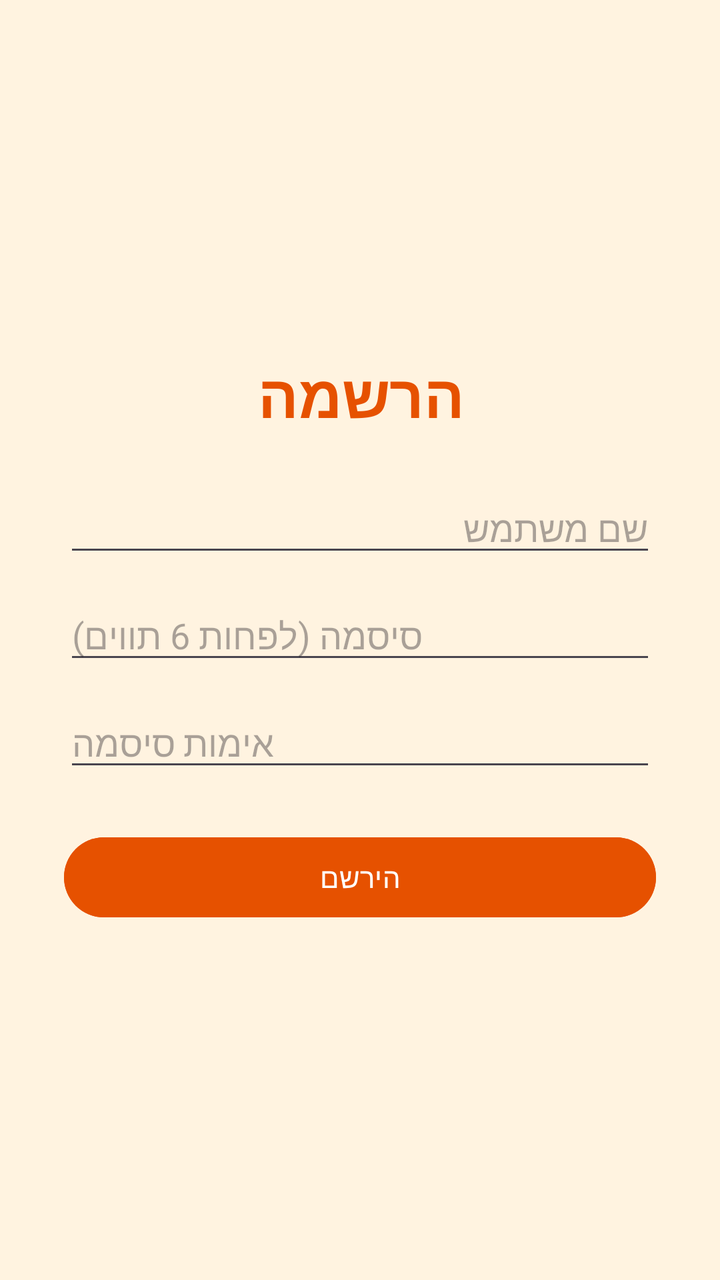
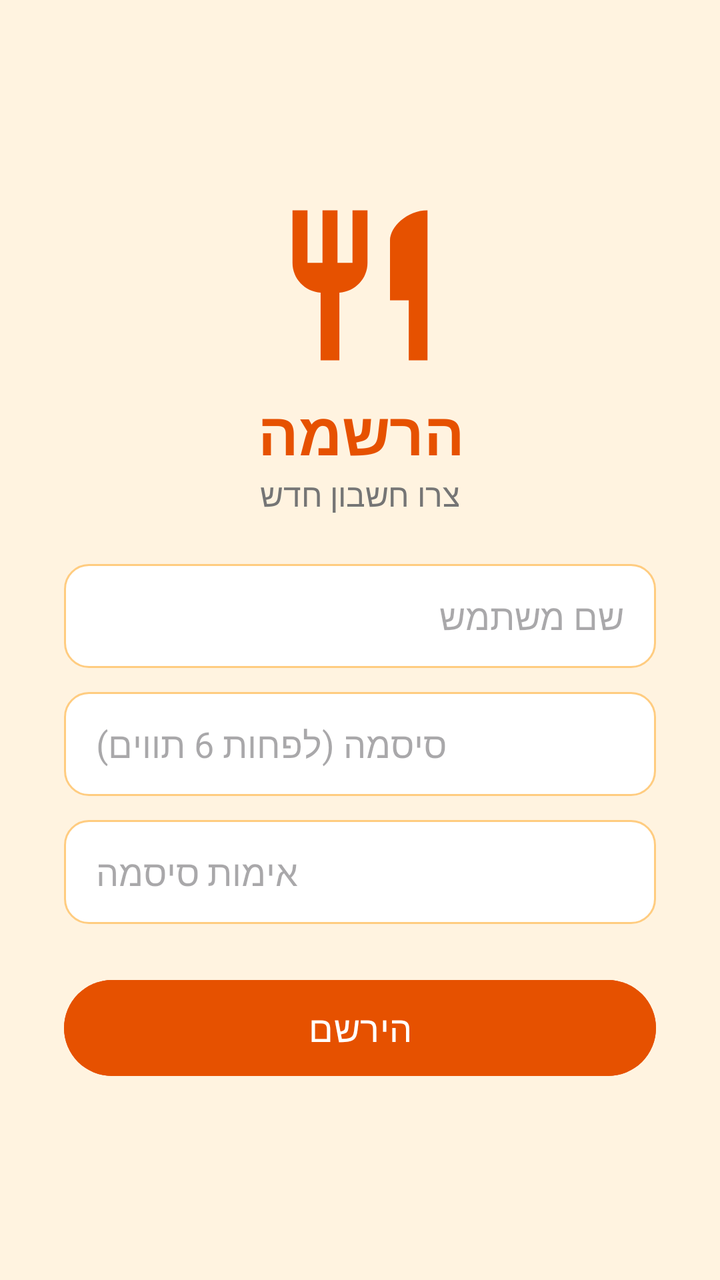

The first picture is an Android layout as it rendered before a commit; the second is the same layout after the commit. The layout source and the unified diff follow.
<!-- AndroidManifest.xml: application theme Theme.CafeteriaApp -->
<!-- res/layout/activity_sign_up.xml -->
<?xml version="1.0" encoding="utf-8"?>
<LinearLayout xmlns:android="http://schemas.android.com/apk/res/android"
    android:layout_width="match_parent"
    android:layout_height="match_parent"
    android:orientation="vertical"
    android:gravity="center"
    android:padding="32dp"
    android:background="#FFF3E0">

    <TextView
        android:layout_width="wrap_content"
        android:layout_height="wrap_content"
        android:layout_marginBottom="24dp"
        android:text="הרשמה"
        android:textSize="30sp"
        android:textStyle="bold"
        android:textColor="#E65100" />

    <EditText
        android:id="@+id/etUsername"
        android:layout_width="match_parent"
        android:layout_height="wrap_content"
        android:hint="שם משתמש"
        android:inputType="text" />

    <EditText
        android:id="@+id/etPassword"
        android:layout_width="match_parent"
        android:layout_height="wrap_content"
        android:layout_marginTop="12dp"
        android:hint="סיסמה (לפחות 6 תווים)"
        android:inputType="textPassword" />

    <EditText
        android:id="@+id/etConfirm"
        android:layout_width="match_parent"
        android:layout_height="wrap_content"
        android:layout_marginTop="12dp"
        android:hint="אימות סיסמה"
        android:inputType="textPassword" />

    <Button
        android:id="@+id/btnSignUp"
        android:layout_width="match_parent"
        android:layout_height="wrap_content"
        android:layout_marginTop="24dp"
        android:text="הירשם"
        android:backgroundTint="#E65100" />

</LinearLayout>
<!-- resources referenced by this layout -->
<resources>
  <style name="Theme.CafeteriaApp" parent="Base.Theme.CafeteriaApp" />
  <style name="Base.Theme.CafeteriaApp" parent="Theme.Material3.DayNight.NoActionBar">
          
          
      </style>
</resources>

<!-- the commit's change to res/layout/activity_sign_up.xml (unified diff, before → after) -->
@@ -5,46 +5,66 @@
     android:orientation="vertical"
     android:gravity="center"
     android:padding="32dp"
-    android:background="#FFF3E0">
+    android:background="@color/cream">
+
+    <ImageView
+        android:layout_width="90dp"
+        android:layout_height="90dp"
+        android:src="@drawable/logo" />
+
+    <TextView
+        android:layout_width="wrap_content"
+        android:layout_height="wrap_content"
+        android:layout_marginTop="8dp"
+        android:text="הרשמה"
+        android:textSize="30sp"
+        android:textStyle="bold"
+        android:textColor="@color/orange" />
 
     <TextView
         android:layout_width="wrap_content"
         android:layout_height="wrap_content"
         android:layout_marginBottom="24dp"
-        android:text="הרשמה"
-        android:textSize="30sp"
-        android:textStyle="bold"
-        android:textColor="#E65100" />
+        android:text="צרו חשבון חדש"
+        android:textSize="16sp"
+        android:textColor="@color/gray" />
 
     <EditText
         android:id="@+id/etUsername"
         android:layout_width="match_parent"
-        android:layout_height="wrap_content"
+        android:layout_height="52dp"
+        android:background="@drawable/input_bg"
+        android:paddingHorizontal="16dp"
         android:hint="שם משתמש"
         android:inputType="text" />
 
     <EditText
         android:id="@+id/etPassword"
         android:layout_width="match_parent"
-        android:layout_height="wrap_content"
+        android:layout_height="52dp"
         android:layout_marginTop="12dp"
+        android:background="@drawable/input_bg"
+        android:paddingHorizontal="16dp"
         android:hint="סיסמה (לפחות 6 תווים)"
         android:inputType="textPassword" />
 
     <EditText
         android:id="@+id/etConfirm"
         android:layout_width="match_parent"
-        android:layout_height="wrap_content"
+        android:layout_height="52dp"
         android:layout_marginTop="12dp"
+        android:background="@drawable/input_bg"
+        android:paddingHorizontal="16dp"
         android:hint="אימות סיסמה"
         android:inputType="textPassword" />
 
     <Button
         android:id="@+id/btnSignUp"
         android:layout_width="match_parent"
-        android:layout_height="wrap_content"
+        android:layout_height="56dp"
         android:layout_marginTop="24dp"
         android:text="הירשם"
-        android:backgroundTint="#E65100" />
+        android:textSize="18sp"
+        android:backgroundTint="@color/orange" />
 
 </LinearLayout>
<!-- resource entries referenced after the edit -->
@@ -1,6 +1,31 @@
 <!-- resources referenced by this layout -->
 <resources>
+  <color name="cream">#FFF3E0</color>
+  <color name="gray">#757575</color>
+  <color name="orange">#E65100</color>
+  <!-- drawable input_bg (drawable) -->
+  <?xml version="1.0" encoding="utf-8"?>
+  <shape xmlns:android="http://schemas.android.com/apk/res/android"
+      android:shape="rectangle">
+      <solid android:color="@color/white" />
+      <stroke
+          android:width="1dp"
+          android:color="@color/border" />
+      <corners android:radius="12dp" />
+  </shape>
+  <!-- drawable logo (drawable) -->
+  <vector xmlns:android="http://schemas.android.com/apk/res/android"
+      android:width="24dp"
+      android:height="24dp"
+      android:viewportWidth="24"
+      android:viewportHeight="24">
+      <path
+          android:fillColor="#E65100"
+          android:pathData="M11,9H9V2H7v7H5V2H3v7c0,2.12 1.66,3.84 3.75,3.97V22h2.5v-9.03C11.34,12.84 13,11.12 13,9V2h-2V9zM16,6v8h2.5v8H21V2C18.24,2 16,4.24 16,6z" />
+  </vector>
   <style name="Theme.CafeteriaApp" parent="Base.Theme.CafeteriaApp" />
+  <color name="white">#FFFFFFFF</color>
+  <color name="border">#FFCC80</color>
   <style name="Base.Theme.CafeteriaApp" parent="Theme.Material3.DayNight.NoActionBar">
           
           
